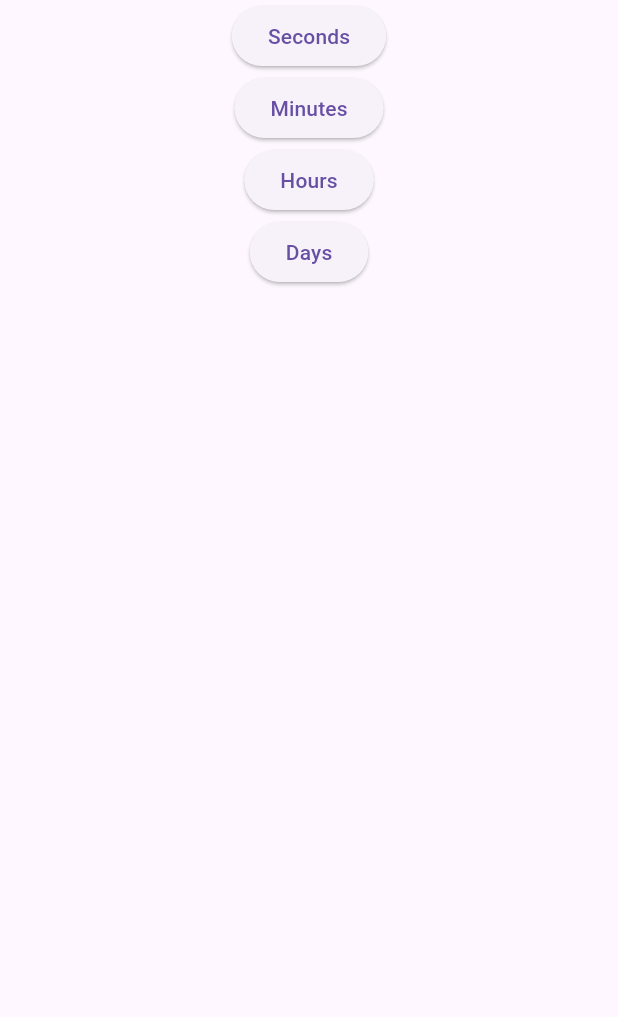
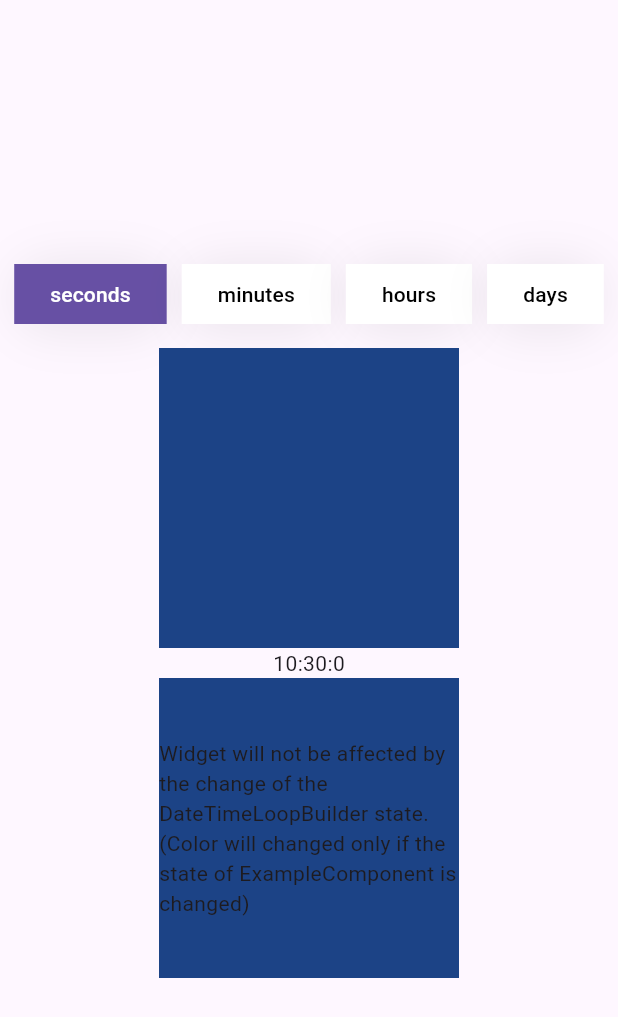
Before and after one commit to gnassro/datetime_loop, a Flutter app: the first screen one second after launch, on a phone screen of 412 x 824 dp. Shown: the top 1017 px of the screen. Run offline on Flutter 3.47's test engine with Material 3 defaults, Android fonts, the light colour scheme and no system bars; drawn by our look-alikes of group_button.

Commit message:
update example

```diff
--- a/example/lib/main.dart
+++ b/example/lib/main.dart
@@ -1,13 +1,25 @@
+import 'dart:math' as math;
 import 'package:datetime_loop/datetime_loop.dart';
-import 'package:example/page.dart';
 import 'package:flutter/material.dart';
+import 'package:group_button/group_button.dart';
 
 void main() {
   runApp(const MyApp());
 }
 
-class MyApp extends StatelessWidget {
+class MyApp extends StatefulWidget {
   const MyApp({super.key});
+
+  @override
+  State<MyApp> createState() => _MyAppState();
+}
+
+class _MyAppState extends State<MyApp> {
+  final GroupButtonController _controller =
+      GroupButtonController(selectedIndex: 0);
+
+  final ValueNotifier<TimeUnit> _timeUnitNotifier =
+      ValueNotifier(TimeUnit.seconds);
 
   @override
   Widget build(BuildContext context) {
@@ -15,49 +27,29 @@ class MyApp extends StatelessWidget {
       home: SafeArea(
         child: Scaffold(
           body: Center(
-            child: Builder(
-              builder: (context) {
-                return Column(
-                  children: [
-                    ElevatedButton(
-                      onPressed: () {
-                        Navigator.push(
-                          context,
-                          MaterialPageRoute(builder: (context) => const ExamplePage(timeUnit: TimeUnit.seconds,)),
-                        );
-                      },
-                      child: const Text('Seconds'),
-                    ),
-                    ElevatedButton(
-                      onPressed: () {
-                        Navigator.push(
-                          context,
-                          MaterialPageRoute(builder: (context) => const ExamplePage(timeUnit: TimeUnit.minutes,)),
-                        );
-                      },
-                      child: const Text('Minutes'),
-                    ),
-                    ElevatedButton(
-                      onPressed: () {
-                        Navigator.push(
-                          context,
-                          MaterialPageRoute(builder: (context) => const ExamplePage(timeUnit: TimeUnit.hours,)),
-                        );
-                      },
-                      child: const Text('Hours'),
-                    ),
-                    ElevatedButton(
-                      onPressed: () {
-                        Navigator.push(
-                          context,
-                          MaterialPageRoute(builder: (context) => const ExamplePage(timeUnit: TimeUnit.days,)),
-                        );
-                      },
-                      child: const Text('Days'),
-                    ),
-                  ],
-                );
-              }
+            child: Column(
+              mainAxisAlignment: MainAxisAlignment.center,
+              mainAxisSize: MainAxisSize.min,
+              children: [
+                GroupButton<TimeUnit>(
+                  controller: _controller,
+                  buttons: TimeUnit.values,
+                  onSelected: (timeUnit, index, isSelected) {
+                    _timeUnitNotifier.value = timeUnit;
+                  },
+                  buttonTextBuilder: (__, timeUnit, context) {
+                    return timeUnit.name;
+                  },
+                ),
+                const SizedBox(
+                  height: 12,
+                ),
+                ValueListenableBuilder<TimeUnit>(
+                    valueListenable: _timeUnitNotifier,
+                    builder: (context, timeUnit, __) {
+                      return ExampleComponent(timeUnit: timeUnit);
+                    })
+              ],
             ),
           ),
         ),
@@ -65,3 +57,41 @@ class MyApp extends StatelessWidget {
     );
   }
 }
+
+class ExampleComponent extends StatelessWidget {
+  final TimeUnit timeUnit;
+
+  const ExampleComponent({super.key, required this.timeUnit});
+
+  @override
+  Widget build(BuildContext context) {
+    return DateTimeLoopBuilder(
+      timeUnit: timeUnit,
+      triggerOnStateChange: true,
+      builder: (context, dateTime, child) {
+        return Column(
+          children: [
+            Container(
+              width: 200,
+              height: 200,
+              color: Color((math.Random().nextDouble() * 0xFFFFFF).toInt())
+                  .withOpacity(1.0),
+            ),
+            Text('${dateTime.hour}:${dateTime.minute}:${dateTime.second}'),
+            child!
+          ],
+        );
+      },
+      child: Container(
+        width: 200,
+        height: 200,
+        color: Color((math.Random().nextDouble() * 0xFFFFFF).toInt())
+            .withOpacity(1.0),
+        child: const Center(
+          child: Text(
+              'Widget will not be affected by the change of the DateTimeLoopBuilder state. (Color will changed only if the state of ExampleComponent is changed)'),
+        ),
+      ),
+    );
+  }
+}
--- a/example/pubspec.yaml
+++ b/example/pubspec.yaml
@@ -35,6 +35,7 @@ dependencies:
   # The following adds the Cupertino Icons font to your application.
   # Use with the CupertinoIcons class for iOS style icons.
   cupertino_icons: ^1.0.2
+  group_button: ^5.3.4
   datetime_loop:
     path: ../
 
```
Also changed, not shown: example/lib/page.dart (deleted, +0 -46 lines), example/pubspec.lock.
